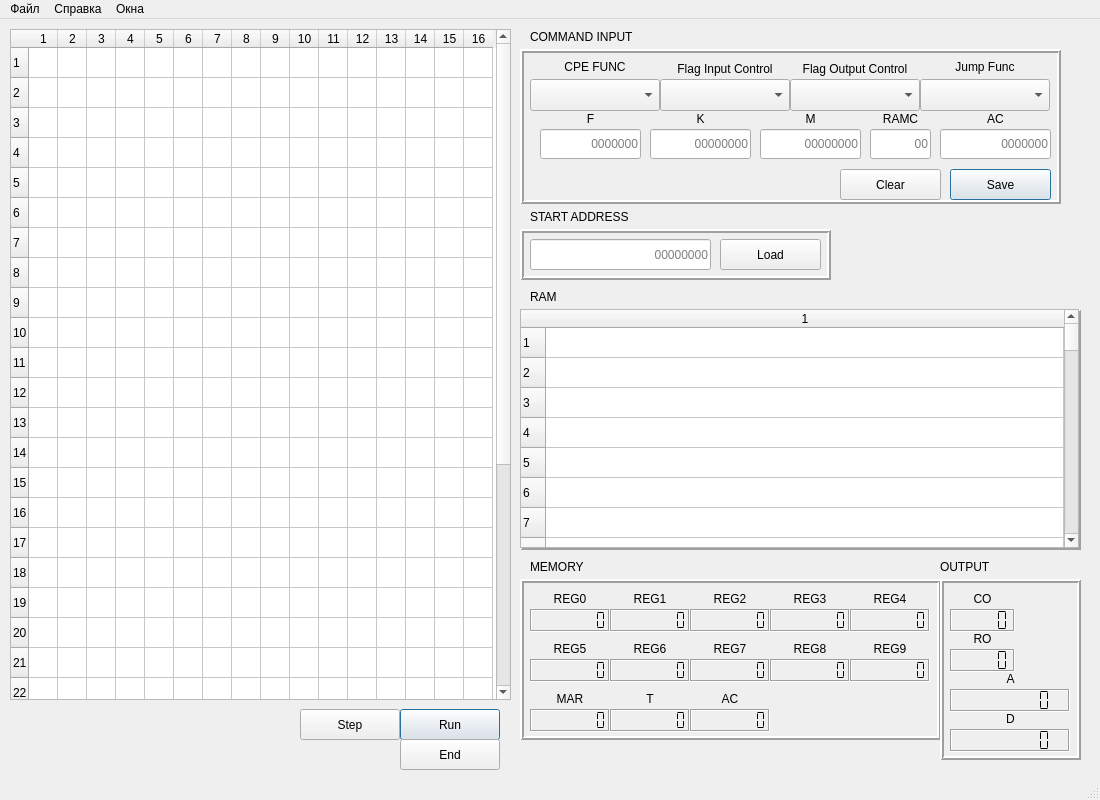
devborz/mt589-simulator, file MT589/mainwindow.ui: the form before one commit.
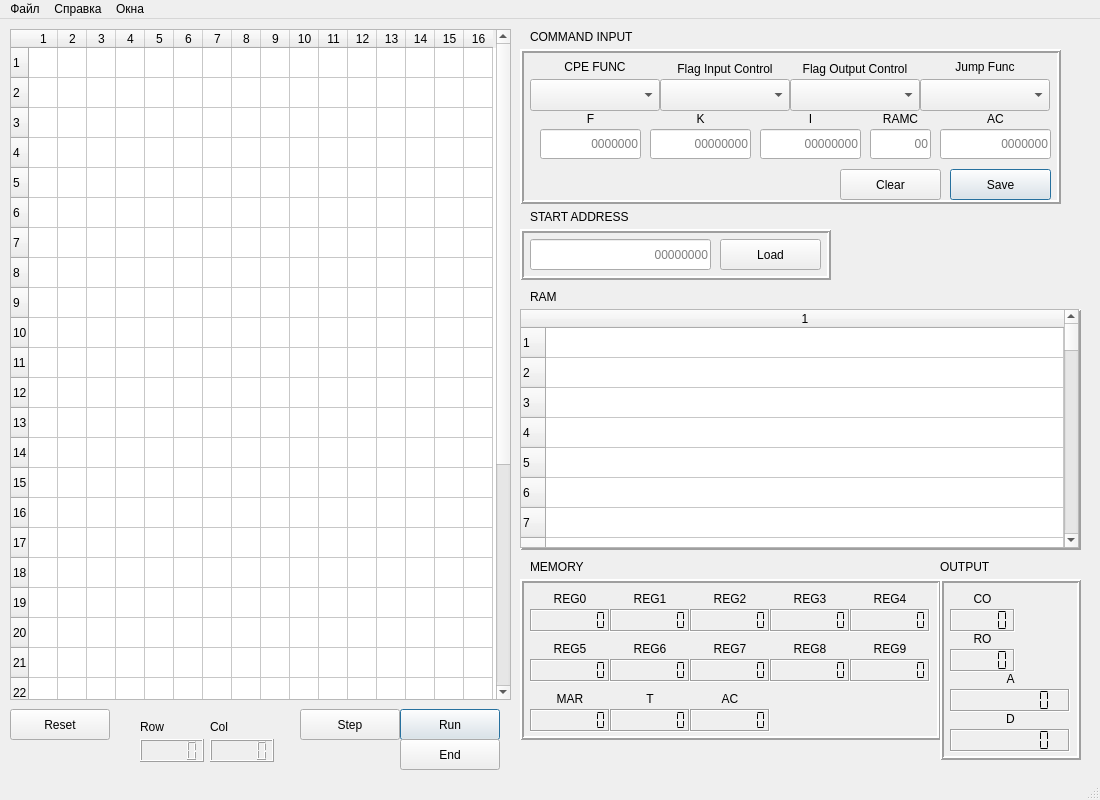
The form after the commit. Icons and pictures are not drawn.

Patch:
```diff
--- a/MT589/mainwindow.ui
+++ b/MT589/mainwindow.ui
@@ -1854,7 +1854,7 @@
       </rect>
      </property>
      <property name="text">
-      <string>M</string>
+      <string>I</string>
      </property>
      <property name="alignment">
       <set>Qt::AlignCenter</set>
@@ -1896,6 +1896,65 @@
      </property>
     </widget>
    </widget>
+   <widget class="QPushButton" name="resetButton">
+    <property name="geometry">
+     <rect>
+      <x>10</x>
+      <y>690</y>
+      <width>100</width>
+      <height>31</height>
+     </rect>
+    </property>
+    <property name="text">
+     <string>Reset</string>
+    </property>
+   </widget>
+   <widget class="QLCDNumber" name="rowLcd">
+    <property name="geometry">
+     <rect>
+      <x>140</x>
+      <y>720</y>
+      <width>64</width>
+      <height>23</height>
+     </rect>
+    </property>
+   </widget>
+   <widget class="QLCDNumber" name="colLcd">
+    <property name="geometry">
+     <rect>
+      <x>210</x>
+      <y>720</y>
+      <width>64</width>
+      <height>23</height>
+     </rect>
+    </property>
+   </widget>
+   <widget class="QLabel" name="label_7">
+    <property name="geometry">
+     <rect>
+      <x>140</x>
+      <y>700</y>
+      <width>58</width>
+      <height>16</height>
+     </rect>
+    </property>
+    <property name="text">
+     <string>Row</string>
+    </property>
+   </widget>
+   <widget class="QLabel" name="label_23">
+    <property name="geometry">
+     <rect>
+      <x>210</x>
+      <y>700</y>
+      <width>58</width>
+      <height>16</height>
+     </rect>
+    </property>
+    <property name="text">
+     <string>Col</string>
+    </property>
+   </widget>
   </widget>
   <widget class="QMenuBar" name="menubar">
    <property name="geometry">
```
Left out of the diff: 2 changed lines with no effect on the pictures.
